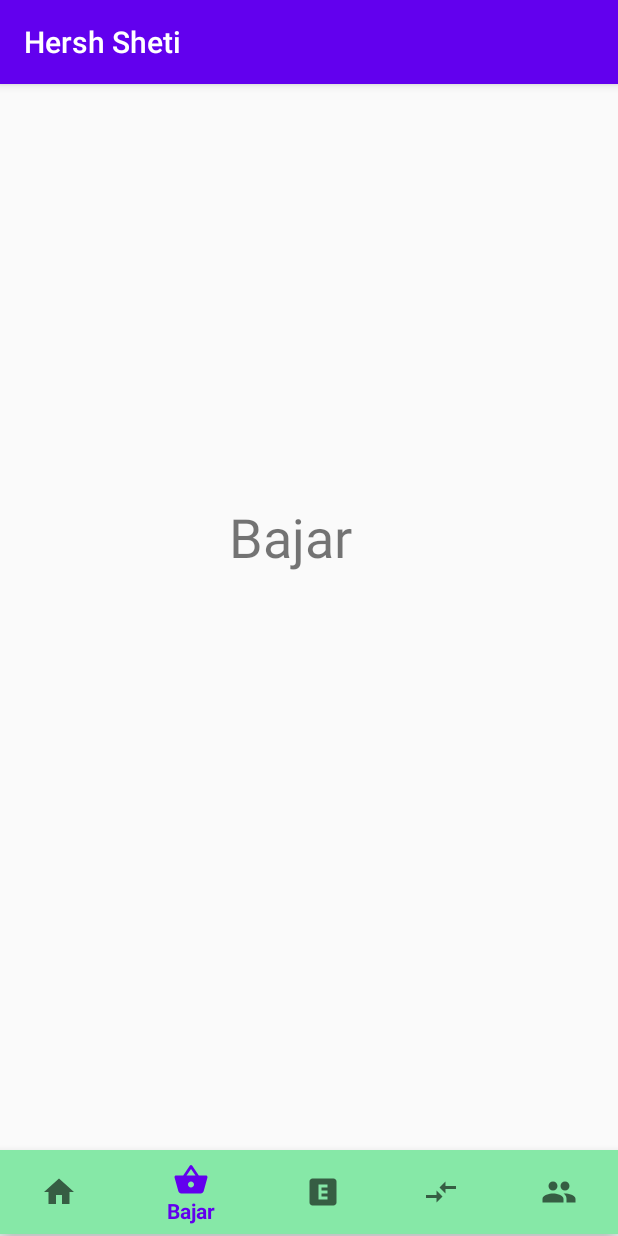
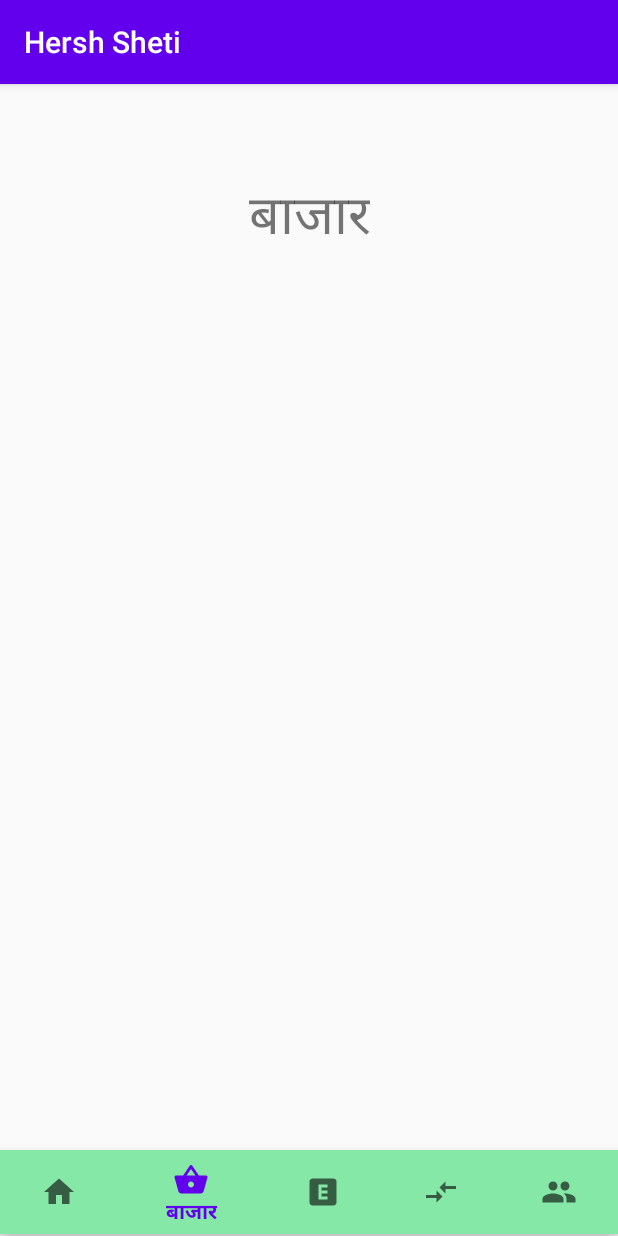
Before and after one commit to AndroidLohot/HershSheti, an Android app: the screen it shows after launch (MainActivity), item 2 of the bottom bar chosen, on a phone screen of 412 x 824 dp. Run offline under Robolectric (Android 15) with nearby library versions, the phone set to English and light mode, and no system bars.

Commit message:
set BVB name in marathi

```diff
--- a/app/src/main/res/layout/fragment_bajar.xml
+++ b/app/src/main/res/layout/fragment_bajar.xml
@@ -11,11 +11,10 @@
         android:id="@+id/textView4"
         android:layout_width="wrap_content"
         android:layout_height="wrap_content"
-        android:layout_marginTop="256dp"
+        android:layout_marginTop="40dp"
         android:text="@string/Bottom_N_bajar"
         android:textSize="36sp"
         app:layout_constraintEnd_toEndOf="parent"
-        app:layout_constraintHorizontal_bias="0.46"
         app:layout_constraintStart_toStartOf="parent"
         app:layout_constraintTop_toTopOf="parent" />
 </androidx.constraintlayout.widget.ConstraintLayout >
--- a/app/src/main/res/values/strings.xml
+++ b/app/src/main/res/values/strings.xml
@@ -2,11 +2,11 @@
     <string name="app_name">Hersh Sheti</string>
 
     <!-- This is bottom navigetion items names start -->
-    <string name="Bottom_N_home">Home</string>
-    <string name="Bottom_N_bajar">Bajar</string>
-    <string name="Bottom_N_andaje">Andaje</string>
-    <string name="Bottom_N_seva_dene_ghene">Seva Dene Ghene</string>
-    <string name="Bottom_N_par">Par</string>
+    <string name="Bottom_N_home">घर</string>
+    <string name="Bottom_N_bajar">बाजार</string>
+    <string name="Bottom_N_andaje">अंदाज</string>
+    <string name="Bottom_N_seva_dene_ghene">सेवा देणे घेणे</string>
+    <string name="Bottom_N_par">पार</string>
     <!-- This is bottom navigetion items names close -->
 
     <!-- TODO: Remove or change this placeholder text -->
```
